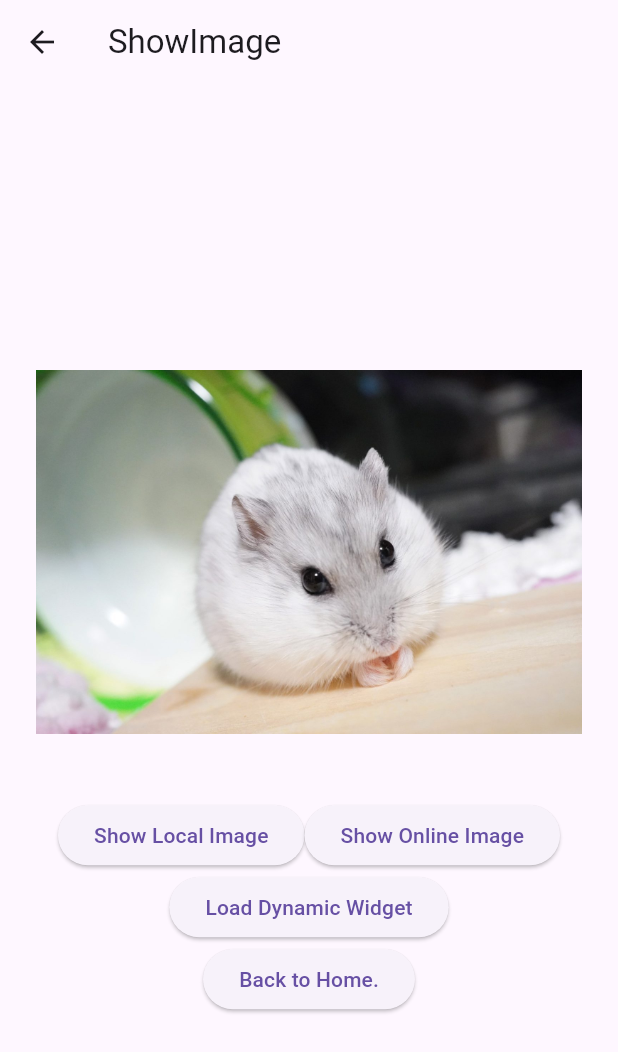
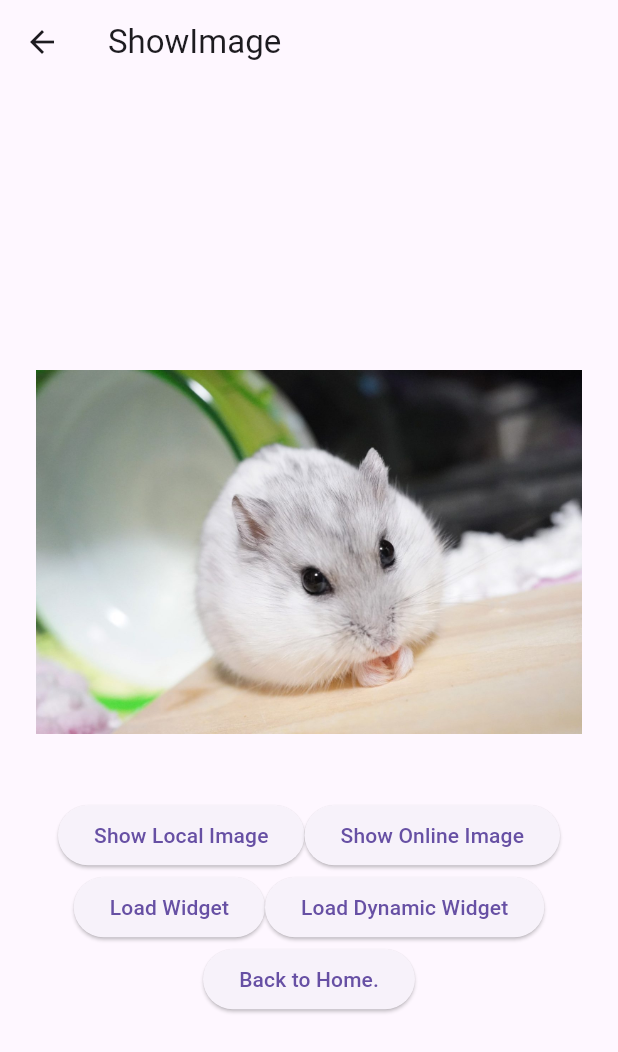
Before and after one commit to ichijo-it/flutter-study, a Flutter app: the ImageDisplayScreen screen opened by its route, on a phone screen of 412 x 824 dp. Shown: the top 1052 px of the screen. Run offline on Flutter 3.47's test engine with Material 3 defaults, Android fonts, the phone set to English and light mode, and no system bars; missing offline and left inert: json_dynamic_widget.

Commit message:
Modified to enable all features.

```diff
--- a/display_resouce_image/lib/constants/app_constants.dart
+++ b/display_resouce_image/lib/constants/app_constants.dart
@@ -9,5 +9,6 @@ class AppImages {
 
 class AppUrls {
   static const String imageUrl = 'http://10.0.2.2:5000/study/contents/image/hoge.jpg';
+  static const String layoutInfoUrl = 'http://10.0.2.2:5000/study/contents/layout/layoutinfo.json';
   static const String layoutUrl = 'http://10.0.2.2:5000/study/contents/layout';
 }
--- a/display_resouce_image/lib/screens/image_display_screen.dart
+++ b/display_resouce_image/lib/screens/image_display_screen.dart
@@ -111,10 +111,19 @@ class _ImageDisplayScreenState extends State<ImageDisplayScreen> {
                 ),
               ],
             ),
-            // jsonファイルを読み込んで、ウィジェットを作成して配置するボタン作成
-            ElevatedButton(
-              onPressed: () => loadDynamicWidget(),
-              child: const Text('Load Dynamic Widget'),
+            Row(
+              mainAxisAlignment: MainAxisAlignment.center,
+              children: [
+                ElevatedButton(
+                  onPressed: () => fetchDynamicWidget(),
+                  child: const Text('Load Widget'),
+                ),
+                // jsonファイルを読み込んで、ウィジェットを作成して配置するボタン作成
+                ElevatedButton(
+                  onPressed: () => loadDynamicWidget(),
+                  child: const Text('Load Dynamic Widget'),
+                )
+              ]
             ),
             ElevatedButton(
               onPressed: () => Navigator.pop(context),
@@ -127,7 +136,7 @@ class _ImageDisplayScreenState extends State<ImageDisplayScreen> {
   }
 
   Future<void> fetchDynamicWidget() async {
-    final response = await http.get(Uri.parse(AppUrls.layoutUrl));
+    final response = await http.get(Uri.parse(AppUrls.layoutInfoUrl));
     final Map<String, dynamic> jsonMap = jsonDecode(response.body);
     final widgetData = JsonWidgetData.fromDynamic(jsonMap);
 
```
Also changed, not shown: 1 other file.
